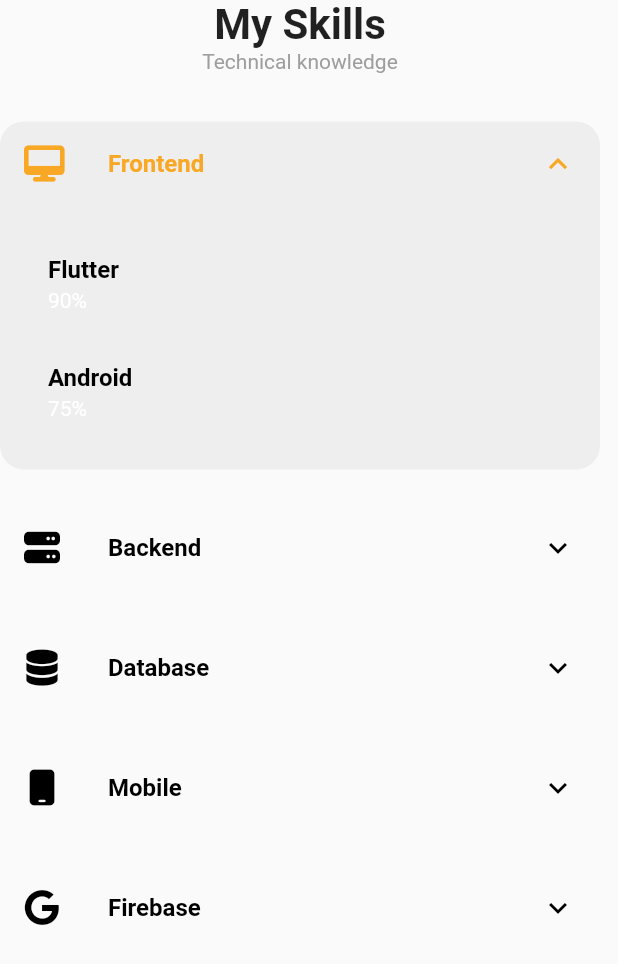
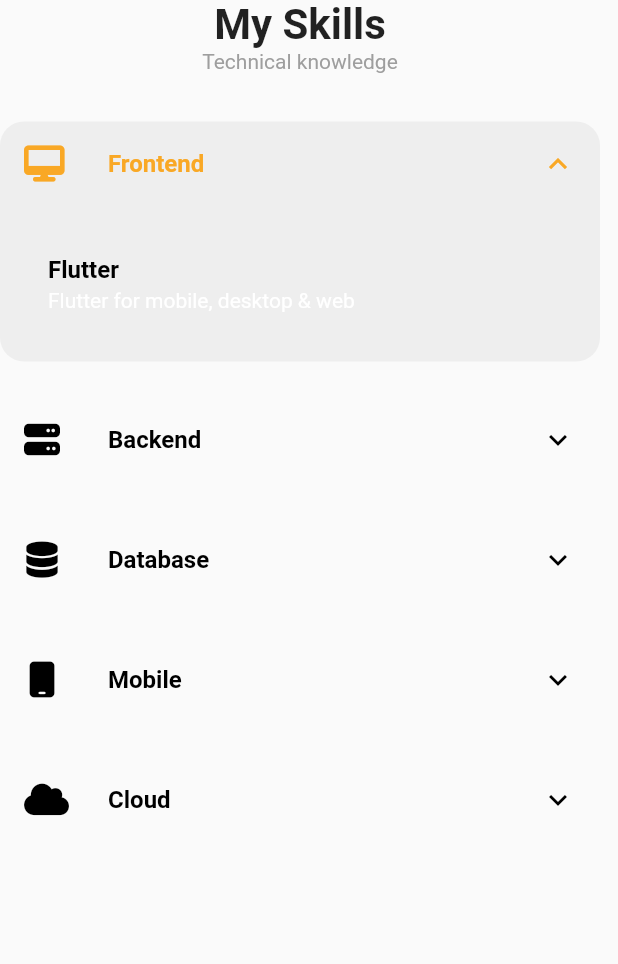
Before and after one commit to prateekthakur272/prateekthakur, a Flutter app: the Skills widget shown alone on an empty page, opened directly, after a tap on "Frontend", on a phone screen of 412 x 824 dp. Shown: the top 964 px of the screen. Run offline on Flutter 3.47's test engine with Material 2 defaults, Android fonts, the phone set to English and light mode, and no system bars; our stand-ins replace font_awesome_flutter, google_fonts, scrollable_positioned_list.

Commit message:
update skills

```diff
--- a/lib/widgets/skills.dart
+++ b/lib/widgets/skills.dart
@@ -16,7 +16,9 @@
           'Technical knowledge',
           style: TextStyle(fontSize: 14, color: Colors.grey),
         ),
-        SizedBox(height: 32,),
+        SizedBox(
+          height: 32,
+        ),
         Wrap(
           spacing: 24,
           runSpacing: 24,
@@ -25,15 +27,14 @@
               width: 400,
               child: ExpansionTile(
                 leading: Icon(FontAwesomeIcons.desktop),
-                title: Text('Frontend',style: TextStyle(fontWeight: FontWeight.bold),),
+                title: Text(
+                  'Frontend',
+                  style: TextStyle(fontWeight: FontWeight.bold),
+                ),
                 children: [
                   ListTile(
                     title: Text('Flutter'),
-                    subtitle: Text('90%'),
-                  ),
-                  ListTile(
-                    title: Text('Android'),
-                    subtitle: Text('75%'),
+                    subtitle: Text('Flutter for mobile, desktop & web'),
                   ),
                 ],
               ),
@@ -42,11 +43,14 @@
               width: 400,
               child: ExpansionTile(
                 leading: Icon(FontAwesomeIcons.server),
-                title: Text('Backend',style: TextStyle(fontWeight: FontWeight.bold),),
+                title: Text(
+                  'Backend',
+                  style: TextStyle(fontWeight: FontWeight.bold),
+                ),
                 children: [
                   ListTile(
-                    title: Text('Node JS'),
-                    subtitle: Text('70%'),
+                    title: Text('Node js (express)'),
+                    subtitle: Text('Http requests, json, apis, rest apis'),
                   ),
                 ],
               ),
@@ -55,15 +59,19 @@
               width: 400,
               child: ExpansionTile(
                 leading: Icon(FontAwesomeIcons.database),
-                title: Text('Database',style: TextStyle(fontWeight: FontWeight.bold),),
+                title: Text(
+                  'Database',
+                  style: TextStyle(fontWeight: FontWeight.bold),
+                ),
                 children: [
                   ListTile(
                     title: Text('SQLite'),
-                    subtitle: Text('80%'),
+                    subtitle:
+                        Text('Query, joins, connections and triggers etc.'),
                   ),
                   ListTile(
                     title: Text('MySQL'),
-                    subtitle: Text('70%'),
+                    subtitle: Text('Query, joins, triggers and server etc.'),
                   ),
                 ],
               ),
@@ -72,19 +80,22 @@
               width: 400,
               child: ExpansionTile(
                 leading: Icon(FontAwesomeIcons.mobile),
-                title: Text('Mobile',style: TextStyle(fontWeight: FontWeight.bold),),
+                title: Text(
+                  'Mobile',
+                  style: TextStyle(fontWeight: FontWeight.bold),
+                ),
                 children: [
                   ListTile(
                     title: Text('Flutter'),
-                    subtitle: Text('90%'),
+                    subtitle: Text('Flutter for android & ios'),
                   ),
                   ListTile(
                     title: Text('Android'),
-                    subtitle: Text('75%'),
+                    subtitle: Text('Android SDK & android studio'),
                   ),
                   ListTile(
                     title: Text('Kotlin'),
-                    subtitle: Text('75%'),
+                    subtitle: Text('Kotlin for android'),
                   ),
                 ],
               ),
@@ -92,17 +103,16 @@
             SizedBox(
               width: 400,
               child: ExpansionTile(
-                leading: Icon(FontAwesomeIcons.google),
-                title: Text('Firebase',style: TextStyle(fontWeight: FontWeight.bold),),
+                leading: Icon(FontAwesomeIcons.cloud),
+                title: Text(
+                  'Cloud',
+                  style: TextStyle(fontWeight: FontWeight.bold),
+                ),
                 children: [
                   ListTile(
-                    title: Text('Authentication'),
-                  ),
-                  ListTile(
-                    title: Text('Firestore'),
-                  ),
-                  ListTile(
-                    title: Text('Firebase storage'),
+                    title: Text('AWS'),
+                    subtitle:
+                        Text('Amazon web services, computing, storage etc.'),
                   ),
                 ],
               ),
```
